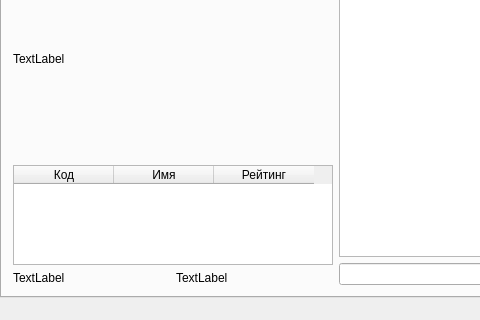
Old version of the form sartificialneuralweb.ui in the repository shotInLeg/SArtificialNeuralWeb; both pictures show x 0 to 480 and y 95 to 415 of the 671 by 415 pixel window.
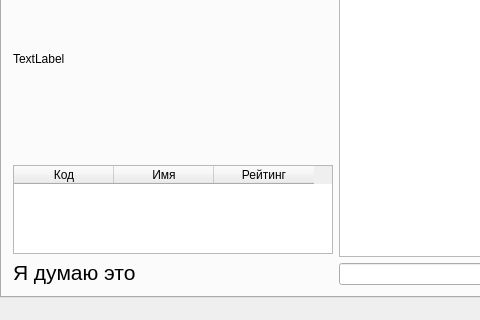
New version of the form.

Commit message: Add Kernel Functions and Interface

What changed in the file:
```diff
--- a/sartificialneuralweb.ui
+++ b/sartificialneuralweb.ui
@@ -84,15 +84,25 @@
             </property>
             <item>
              <widget class="QLabel" name="llBestResult">
+              <property name="font">
+               <font>
+                <pointsize>16</pointsize>
+               </font>
+              </property>
               <property name="text">
-               <string>TextLabel</string>
+               <string>Я думаю это</string>
               </property>
              </widget>
             </item>
             <item>
              <widget class="QLabel" name="lBestResult">
+              <property name="font">
+               <font>
+                <pointsize>16</pointsize>
+               </font>
+              </property>
               <property name="text">
-               <string>TextLabel</string>
+               <string/>
               </property>
              </widget>
             </item>
```
Left out of the diff: 2 changed lines with no effect on the pictures. The commit also changes 3 other files.
